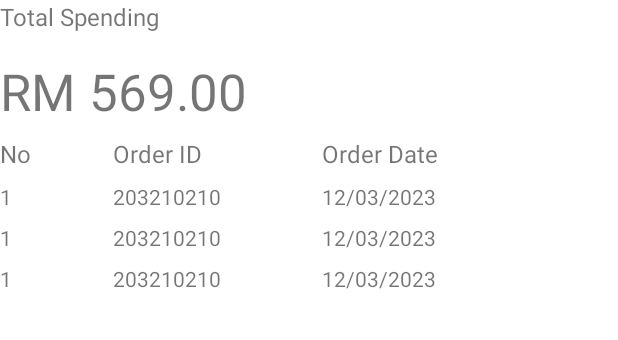
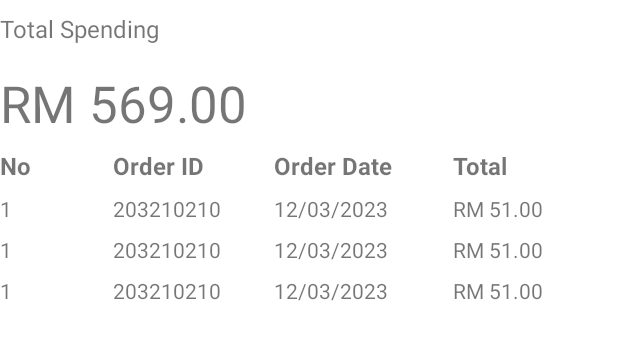
Before and after one commit to FenrirChiew/BAIT2073MAD, an Android app: the layout fragment_recent_order.xml on its own in the app's theme, with its tools: preview values and no code run, on a phone screen of 412 x 824 dp. Shown: the top 340 px of the screen. Run offline under Robolectric (Android 15) with nearby library versions, the phone set to English and light mode, and no system bars.

Commit message:
update recent order

```diff
--- a/app/src/main/java/my/edu/tarc/bait2073mad/ui/orderHistory/orderHistory.kt
+++ b/app/src/main/java/my/edu/tarc/bait2073mad/ui/orderHistory/OrderHistoryFragment.kt
@@ -8,10 +8,10 @@ import android.view.View
 import android.view.ViewGroup
 import my.edu.tarc.bait2073mad.R
 
-class orderHistory : Fragment() {
+class OrderHistoryFragment : Fragment() {
 
     companion object {
-        fun newInstance() = orderHistory()
+        fun newInstance() = OrderHistoryFragment()
     }
 
     private lateinit var viewModel: OrderHistoryViewModel
--- a/app/src/main/java/my/edu/tarc/bait2073mad/ui/product/ProductFragment.kt
+++ b/app/src/main/java/my/edu/tarc/bait2073mad/ui/product/ProductFragment.kt
@@ -48,8 +48,8 @@ class ProductFragment : Fragment() {
             Navigation.findNavController(view).navigate(R.id.action_productFragment_to_navigation_cart)
         }
 
-        view.findViewById<View>(R.id.buttonAddToCart).setOnClickListener {
-            //insert data to cart database
+//        view.findViewById<View>(R.id.buttonAddToCart).setOnClickListener {
+//            insert data to cart database
 //            binding.apply{
 //                val productName = productNameid.text.toString
 //                val productImage = pass image here
@@ -57,7 +57,7 @@ class ProductFragment : Fragment() {
 //                val addToCartItem = CartItem(productName,productImage,productPrice)
 //                cartViewModel.addCartItem(addToCartItem)
 //            }
-        }
+//        }
         super.onViewCreated(view, savedInstanceState)
     }
 
--- a/app/src/main/res/layout/fragment_order_history.xml
+++ b/app/src/main/res/layout/fragment_order_history.xml
@@ -4,7 +4,7 @@
     xmlns:tools="http://schemas.android.com/tools"
     android:layout_width="match_parent"
     android:layout_height="match_parent"
-    tools:context=".ui.orderHistory.orderHistory">
+    tools:context=".ui.orderHistory.OrderHistoryFragment">
 
     <LinearLayout
         android:layout_width="match_parent"
--- a/app/src/main/res/layout/fragment_recent_order.xml
+++ b/app/src/main/res/layout/fragment_recent_order.xml
@@ -2,9 +2,11 @@
 <androidx.constraintlayout.widget.ConstraintLayout xmlns:android="http://schemas.android.com/apk/res/android"
     xmlns:app="http://schemas.android.com/apk/res-auto"
     xmlns:tools="http://schemas.android.com/tools"
+    android:id="@+id/textViewTotalTitle"
     android:layout_width="match_parent"
     android:layout_height="match_parent"
-    tools:context=".ui.recentOrder.RecentOrder">
+    android:layout_marginTop="8dp"
+    tools:context=".ui.recentOrder.RecentOrderFragment">
 
     <TextView
         android:id="@+id/textViewTotalSpending"
@@ -39,23 +41,36 @@
             android:layout_height="wrap_content"
             android:layout_marginTop="8dp"
             android:text="No"
-            android:textSize="16sp" />
+            android:textSize="16sp"
+            android:textStyle="bold" />
 
         <TextView
             android:id="@+id/textViewOrderIDTitle"
-            android:layout_width="139dp"
+            android:layout_width="107dp"
             android:layout_height="wrap_content"
             android:layout_marginTop="8dp"
             android:text="Order ID"
-            android:textSize="16sp" />
+            android:textSize="16sp"
+            android:textStyle="bold" />
 
         <TextView
             android:id="@+id/textViewOrderDateTitle"
-            android:layout_width="139dp"
+            android:layout_width="119dp"
             android:layout_height="wrap_content"
             android:layout_marginTop="8dp"
             android:text="Order Date"
-            android:textSize="16sp" />
+            android:textSize="16sp"
+            android:textStyle="bold" />
+
+        <TextView
+            android:id="@+id/textView"
+            android:layout_width="wrap_content"
+            android:layout_height="wrap_content"
+            android:layout_marginTop="8dp"
+            android:layout_weight="1"
+            android:text="Total"
+            android:textSize="16sp"
+            android:textStyle="bold" />
 
     </LinearLayout>
 
--- a/app/src/main/res/layout/fragment_recent_order_item.xml
+++ b/app/src/main/res/layout/fragment_recent_order_item.xml
@@ -4,12 +4,15 @@
     xmlns:tools="http://schemas.android.com/tools"
     android:layout_width="match_parent"
     android:layout_height="wrap_content"
-    tools:context=".ui.recentOrder.fragment_recent_order_item">
+    tools:context=".ui.recentOrder.RecentOrderItem">
 
     <LinearLayout
         android:layout_width="match_parent"
         android:layout_height="match_parent"
-        android:orientation="horizontal">
+        android:orientation="horizontal"
+        app:layout_constraintEnd_toEndOf="parent"
+        app:layout_constraintStart_toStartOf="parent"
+        app:layout_constraintTop_toTopOf="parent">
 
         <TextView
             android:id="@+id/textViewNo"
@@ -20,17 +23,25 @@
 
         <TextView
             android:id="@+id/textViewOrderID"
-            android:layout_width="139dp"
+            android:layout_width="107dp"
             android:layout_height="match_parent"
             android:layout_marginTop="8dp"
             android:text="203210210" />
 
         <TextView
             android:id="@+id/textViewOrderDate"
-            android:layout_width="131dp"
+            android:layout_width="119dp"
             android:layout_height="wrap_content"
             android:layout_marginTop="8dp"
             android:text="12/03/2023" />
+
+        <TextView
+            android:id="@+id/textViewOrderAmount"
+            android:layout_width="0dp"
+            android:layout_height="wrap_content"
+            android:layout_marginTop="8dp"
+            android:layout_weight="1"
+            android:text="RM 51.00" />
     </LinearLayout>
 
 </androidx.constraintlayout.widget.ConstraintLayout>
```
Also changed, not shown: app/src/main/java/my/edu/tarc/bait2073mad/ui/cart/CartFragment.kt (+8 -2 lines), app/src/main/java/my/edu/tarc/bait2073mad/ui/recentOrder/RecentOrder.kt (+5 -29 lines), app/src/main/java/my/edu/tarc/bait2073mad/ui/recentOrder/RecentOrderAdapter.kt (added, +48 -0 lines), app/src/main/java/my/edu/tarc/bait2073mad/ui/recentOrder/RecentOrderDao.kt (added, +25 -0 lines), app/src/main/java/my/edu/tarc/bait2073mad/ui/recentOrder/RecentOrderDatabase.kt (added, +36 -0 lines), app/src/main/java/my/edu/tarc/bait2073mad/ui/recentOrder/RecentOrderFragment.kt (added, +40 -0 lines), app/src/main/java/my/edu/tarc/bait2073mad/ui/recentOrder/RecentOrderItem.kt (added, +27 -0 lines), app/src/main/java/my/edu/tarc/bait2073mad/ui/recentOrder/RecentOrderRepository.kt (added, +26 -0 lines), app/src/main/java/my/edu/tarc/bait2073mad/ui/recentOrder/RecentOrderViewModel.kt (+18 -3 lines), app/src/main/java/my/edu/tarc/bait2073mad/ui/recentOrder/fragment_recent_order_item.kt (deleted, +0 -60 lines), app/src/main/res/layout/fragment_cart_item.xml (+7 -7 lines).
